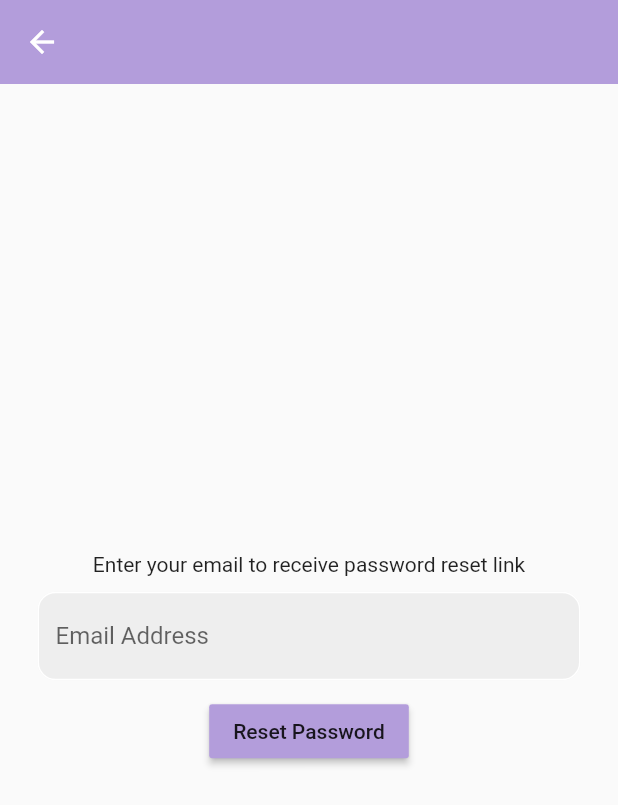
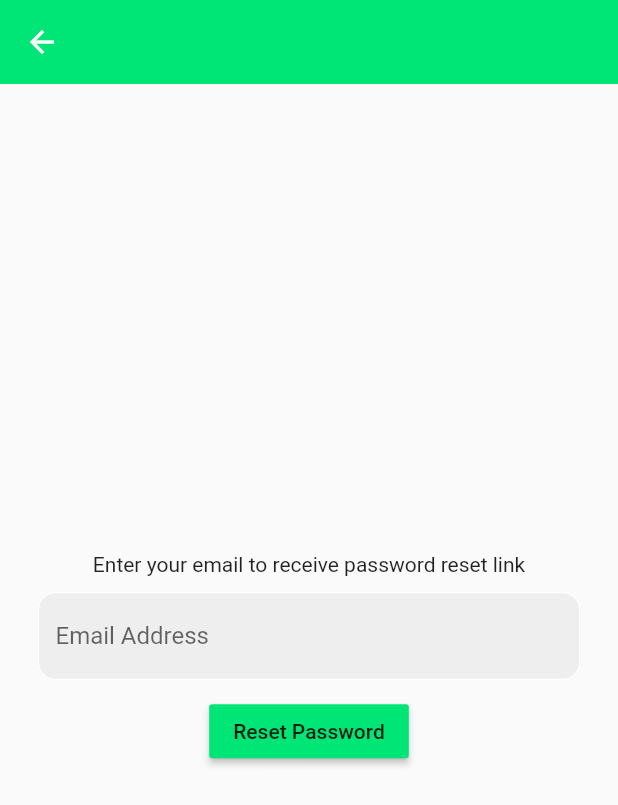
Before and after one commit to Cyb3r7ron/test_new, a Flutter app: the screen it shows after launch, after a tap on "Forgot Password?", on a phone screen of 412 x 824 dp. Shown: the top 805 px of the screen. Run offline on Flutter 3.47's test engine with Material 2 defaults, Android fonts, the light colour scheme and no system bars; our stand-ins replace firebase_auth, firebase_core, google_fonts, video_player; accounts and stored records are empty.

Commit message:
almost last commit

```diff
--- a/lib/levels/levels_list.dart
+++ b/lib/levels/levels_list.dart
@@ -21,7 +21,7 @@ class _LevelsListState extends State<LevelsList> {
       appBar: AppBar(
         centerTitle: true,
         title: const Text("ምድብ 1"),
-        backgroundColor: Colors.purple[500],
+        backgroundColor: Colors.greenAccent[400],
         elevation: 0,
         actions: <Widget>[
           Padding(
--- a/lib/levels/medeb_five.dart
+++ b/lib/levels/medeb_five.dart
@@ -23,7 +23,7 @@ class _MedebFiveState extends State<MedebFive> {
       appBar: AppBar(
         centerTitle: true,
         title: const Text("ምድብ 5"),
-        backgroundColor: Colors.purple[500],
+        backgroundColor: Colors.greenAccent[400],
         elevation: 0,
         actions: <Widget>[
           Padding(
--- a/lib/levels/medeb_four.dart
+++ b/lib/levels/medeb_four.dart
@@ -23,7 +23,7 @@ class _MedebFourState extends State<MedebFour> {
       appBar: AppBar(
         centerTitle: true,
         title: const Text("ምድብ 4"),
-        backgroundColor: Colors.purple[500],
+        backgroundColor: Colors.greenAccent[400],
         elevation: 0,
         actions: <Widget>[
           Padding(
--- a/lib/levels/medeb_two.dart
+++ b/lib/levels/medeb_two.dart
@@ -23,7 +23,7 @@ class _MedebTwoState extends State<MedebTwo> {
       appBar: AppBar(
         centerTitle: true,
         title: const Text("ምድብ 2"),
-        backgroundColor: Colors.purple[500],
+        backgroundColor: Colors.greenAccent[400],
         elevation: 0,
         actions: <Widget>[
           Padding(
--- a/lib/pages/forgot_pw_page.dart
+++ b/lib/pages/forgot_pw_page.dart
@@ -47,7 +47,7 @@ class _ForgotPasswordPageState extends State<ForgotPasswordPage> {
   Widget build(BuildContext context) {
     return Scaffold(
       appBar: AppBar(
-        backgroundColor: Colors.deepPurple[200],
+        backgroundColor: Colors.greenAccent[400],
         elevation: 0,
       ),
       body: Column(
@@ -72,7 +72,7 @@ class _ForgotPasswordPageState extends State<ForgotPasswordPage> {
                   borderRadius: BorderRadius.circular(12),
                 ),
                 focusedBorder: OutlineInputBorder(
-                  borderSide: const BorderSide(color: Colors.deepPurple),
+                  borderSide: const BorderSide(color: Color(0xFF00E676)),
                   borderRadius: BorderRadius.circular(12),
                 ),
                 hintText: 'Email Address',
@@ -86,7 +86,7 @@ class _ForgotPasswordPageState extends State<ForgotPasswordPage> {
           MaterialButton(
             onPressed: passwordReset,
             child: Text('Reset Password'),
-            color: Colors.deepPurple[200],
+            color: Colors.greenAccent[400],
           ),
         ],
       ),
--- a/lib/pages/home_page.dart
+++ b/lib/pages/home_page.dart
@@ -25,7 +25,7 @@ class _HomePageState extends State<HomePage> {
       appBar: AppBar(
         centerTitle: true,
         title: const Text("Home"),
-        backgroundColor: Colors.purple[500],
+        backgroundColor: Colors.greenAccent[400],
         elevation: 0,
         actions: <Widget>[
           Padding(
--- a/lib/pages/login_page.dart
+++ b/lib/pages/login_page.dart
@@ -42,7 +42,7 @@ class _LoginPageState extends State<LoginPage> {
               children: [
                 const Icon(
                   Icons.emoji_transportation,
-                  color: Colors.deepPurple,
+                  color: Color(0xFF00E676),
                   size: 100,
                 ),
                 const SizedBox(height: 10),
@@ -73,7 +73,7 @@ class _LoginPageState extends State<LoginPage> {
                         borderRadius: BorderRadius.circular(12),
                       ),
                       focusedBorder: OutlineInputBorder(
-                        borderSide: const BorderSide(color: Colors.deepPurple),
+                        borderSide: const BorderSide(color: Color(0xFF00E676)),
                         borderRadius: BorderRadius.circular(12),
                       ),
                       hintText: 'Email Address',
@@ -98,7 +98,7 @@ class _LoginPageState extends State<LoginPage> {
                         borderRadius: BorderRadius.circular(12),
                       ),
                       focusedBorder: OutlineInputBorder(
-                        borderSide: const BorderSide(color: Colors.deepPurple),
+                        borderSide: const BorderSide(color: Color(0xFF00E676)),
                         borderRadius: BorderRadius.circular(12),
                       ),
                       hintText: 'Password',
@@ -148,7 +148,7 @@ class _LoginPageState extends State<LoginPage> {
                     child: Container(
                       padding: const EdgeInsets.all(20),
                       decoration: BoxDecoration(
-                        color: Colors.deepPurple,
+                        color: Colors.greenAccent[400],
                         borderRadius: BorderRadius.circular(12),
                       ),
                       child: const Center(
--- a/lib/video_page.dart
+++ b/lib/video_page.dart
@@ -33,7 +33,7 @@ class _VideoPageState extends State<VideoPage> {
     return Scaffold(
       appBar: AppBar(
         title: Text("ደረጃ 1"),
-        backgroundColor: Colors.purple[500],
+        backgroundColor: Colors.greenAccent[400],
       ),
       body: SingleChildScrollView(
         child: Column(
```
Also changed, not shown: lib/pages/register_page.dart (+4 -4 lines).
